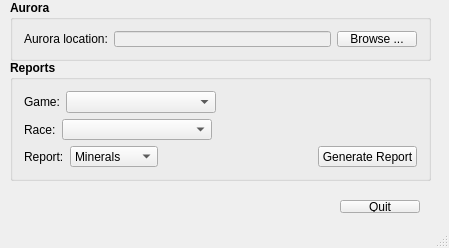
This is qt/mainwindow.ui in larzm42/AuroraReports as Qt 5 draws it before an edit. The edited form follows.
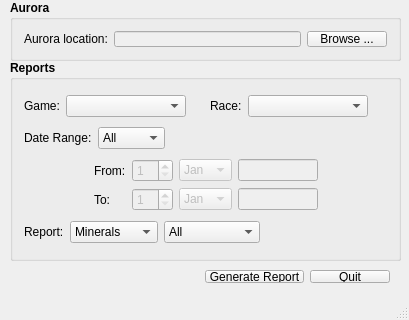
This is the edited form. Icons and pictures are not drawn.

Commit message: Add date range and mineral subreports.

```diff
--- a/qt/mainwindow.ui
+++ b/qt/mainwindow.ui
@@ -6,8 +6,8 @@
    <rect>
     <x>0</x>
     <y>0</y>
-    <width>449</width>
-    <height>248</height>
+    <width>409</width>
+    <height>320</height>
    </rect>
   </property>
   <property name="windowTitle">
@@ -23,7 +23,7 @@
      <rect>
       <x>10</x>
       <y>0</y>
-      <width>421</width>
+      <width>391</width>
       <height>61</height>
      </rect>
     </property>
@@ -88,13 +88,13 @@
    <widget class="QWidget" name="layoutWidget">
     <property name="geometry">
      <rect>
-      <x>20</x>
-      <y>190</y>
-      <width>411</width>
+      <x>40</x>
+      <y>260</y>
+      <width>361</width>
       <height>34</height>
      </rect>
     </property>
-    <layout class="QHBoxLayout" name="horizontalLayout_11" stretch="0,0">
+    <layout class="QHBoxLayout" name="horizontalLayout_11" stretch="0,0,0">
      <property name="topMargin">
       <number>10</number>
      </property>
@@ -111,6 +111,19 @@
        </property>
       </spacer>
      </item>
+     <item>
+      <widget class="QPushButton" name="generateReportButton">
+       <property name="font">
+        <font>
+         <weight>50</weight>
+         <bold>false</bold>
+        </font>
+       </property>
+       <property name="text">
+        <string>Generate Report</string>
+       </property>
+      </widget>
+     </item>
      <item>
       <widget class="QPushButton" name="quitButton">
        <property name="text">
@@ -125,8 +138,8 @@
      <rect>
       <x>10</x>
       <y>60</y>
-      <width>421</width>
-      <height>121</height>
+      <width>391</width>
+      <height>201</height>
      </rect>
     </property>
     <property name="font">
@@ -158,7 +171,7 @@
         <widget class="QComboBox" name="gameComboBox">
          <property name="minimumSize">
           <size>
-           <width>150</width>
+           <width>120</width>
            <height>0</height>
           </size>
          </property>
@@ -171,7 +184,7 @@
         </widget>
        </item>
        <item>
-        <spacer name="horizontalSpacer_17">
+        <spacer name="horizontalSpacer_4">
          <property name="orientation">
           <enum>Qt::Horizontal</enum>
          </property>
@@ -183,12 +196,8 @@
          </property>
         </spacer>
        </item>
-      </layout>
-     </item>
-     <item>
-      <layout class="QHBoxLayout" name="horizontalLayout_18">
        <item>
-        <widget class="QLabel" name="label_17">
+        <widget class="QLabel" name="label_19">
          <property name="font">
           <font>
            <weight>50</weight>
@@ -204,7 +213,7 @@
         <widget class="QComboBox" name="raceComboBox">
          <property name="minimumSize">
           <size>
-           <width>150</width>
+           <width>120</width>
            <height>0</height>
           </size>
          </property>
@@ -217,7 +226,347 @@
         </widget>
        </item>
        <item>
-        <spacer name="horizontalSpacer_18">
+        <spacer name="horizontalSpacer_17">
+         <property name="orientation">
+          <enum>Qt::Horizontal</enum>
+         </property>
+         <property name="sizeHint" stdset="0">
+          <size>
+           <width>40</width>
+           <height>20</height>
+          </size>
+         </property>
+        </spacer>
+       </item>
+      </layout>
+     </item>
+     <item>
+      <layout class="QHBoxLayout" name="horizontalLayout">
+       <item>
+        <widget class="QLabel" name="label">
+         <property name="font">
+          <font>
+           <weight>50</weight>
+           <bold>false</bold>
+          </font>
+         </property>
+         <property name="text">
+          <string>Date Range:</string>
+         </property>
+        </widget>
+       </item>
+       <item>
+        <widget class="QComboBox" name="dateComboBox">
+         <property name="font">
+          <font>
+           <weight>50</weight>
+           <bold>false</bold>
+          </font>
+         </property>
+         <item>
+          <property name="text">
+           <string>All</string>
+          </property>
+         </item>
+         <item>
+          <property name="text">
+           <string>Range</string>
+          </property>
+         </item>
+        </widget>
+       </item>
+       <item>
+        <spacer name="horizontalSpacer_3">
+         <property name="orientation">
+          <enum>Qt::Horizontal</enum>
+         </property>
+         <property name="sizeHint" stdset="0">
+          <size>
+           <width>40</width>
+           <height>20</height>
+          </size>
+         </property>
+        </spacer>
+       </item>
+      </layout>
+     </item>
+     <item>
+      <layout class="QGridLayout" name="gridLayout">
+       <item row="0" column="1">
+        <widget class="QLabel" name="label_3">
+         <property name="font">
+          <font>
+           <weight>50</weight>
+           <bold>false</bold>
+          </font>
+         </property>
+         <property name="text">
+          <string>From:</string>
+         </property>
+        </widget>
+       </item>
+       <item row="0" column="2">
+        <widget class="QSpinBox" name="startDateSpinBox">
+         <property name="enabled">
+          <bool>false</bool>
+         </property>
+         <property name="font">
+          <font>
+           <weight>50</weight>
+           <bold>false</bold>
+          </font>
+         </property>
+         <property name="minimum">
+          <number>1</number>
+         </property>
+         <property name="maximum">
+          <number>30</number>
+         </property>
+        </widget>
+       </item>
+       <item row="0" column="4">
+        <widget class="QLineEdit" name="startDateText">
+         <property name="enabled">
+          <bool>false</bool>
+         </property>
+         <property name="maximumSize">
+          <size>
+           <width>80</width>
+           <height>16777215</height>
+          </size>
+         </property>
+         <property name="font">
+          <font>
+           <weight>50</weight>
+           <bold>false</bold>
+          </font>
+         </property>
+        </widget>
+       </item>
+       <item row="2" column="1">
+        <widget class="QLabel" name="label_2">
+         <property name="font">
+          <font>
+           <weight>50</weight>
+           <bold>false</bold>
+          </font>
+         </property>
+         <property name="text">
+          <string>To:</string>
+         </property>
+        </widget>
+       </item>
+       <item row="2" column="2">
+        <widget class="QSpinBox" name="endDateSpinBox">
+         <property name="enabled">
+          <bool>false</bool>
+         </property>
+         <property name="font">
+          <font>
+           <weight>50</weight>
+           <bold>false</bold>
+          </font>
+         </property>
+         <property name="minimum">
+          <number>1</number>
+         </property>
+         <property name="maximum">
+          <number>30</number>
+         </property>
+        </widget>
+       </item>
+       <item row="0" column="3">
+        <widget class="QComboBox" name="startDateComboBox">
+         <property name="enabled">
+          <bool>false</bool>
+         </property>
+         <property name="maximumSize">
+          <size>
+           <width>60</width>
+           <height>16777215</height>
+          </size>
+         </property>
+         <property name="font">
+          <font>
+           <weight>50</weight>
+           <bold>false</bold>
+          </font>
+         </property>
+         <item>
+          <property name="text">
+           <string>Jan</string>
+          </property>
+         </item>
+         <item>
+          <property name="text">
+           <string>Feb</string>
+          </property>
+         </item>
+         <item>
+          <property name="text">
+           <string>Mar</string>
+          </property>
+         </item>
+         <item>
+          <property name="text">
+           <string>Apr</string>
+          </property>
+         </item>
+         <item>
+          <property name="text">
+           <string>May</string>
+          </property>
+         </item>
+         <item>
+          <property name="text">
+           <string>Jun</string>
+          </property>
+         </item>
+         <item>
+          <property name="text">
+           <string>Jul</string>
+          </property>
+         </item>
+         <item>
+          <property name="text">
+           <string>Aug</string>
+          </property>
+         </item>
+         <item>
+          <property name="text">
+           <string>Sep</string>
+          </property>
+         </item>
+         <item>
+          <property name="text">
+           <string>Oct</string>
+          </property>
+         </item>
+         <item>
+          <property name="text">
+           <string>Nov</string>
+          </property>
+         </item>
+         <item>
+          <property name="text">
+           <string>Dec</string>
+          </property>
+         </item>
+        </widget>
+       </item>
+       <item row="2" column="3">
+        <widget class="QComboBox" name="endDateComboBox">
+         <property name="enabled">
+          <bool>false</bool>
+         </property>
+         <property name="maximumSize">
+          <size>
+           <width>60</width>
+           <height>16777215</height>
+          </size>
+         </property>
+         <property name="font">
+          <font>
+           <weight>50</weight>
+           <bold>false</bold>
+          </font>
+         </property>
+         <item>
+          <property name="text">
+           <string>Jan</string>
+          </property>
+         </item>
+         <item>
+          <property name="text">
+           <string>Feb</string>
+          </property>
+         </item>
+         <item>
+          <property name="text">
+           <string>Mar</string>
+          </property>
+         </item>
+         <item>
+          <property name="text">
+           <string>Apr</string>
+          </property>
+         </item>
+         <item>
+          <property name="text">
+           <string>May</string>
+          </property>
+         </item>
+         <item>
+          <property name="text">
+           <string>Jun</string>
+          </property>
+         </item>
+         <item>
+          <property name="text">
+           <string>Jul</string>
+          </property>
+         </item>
+         <item>
+          <property name="text">
+           <string>Aug</string>
+          </property>
+         </item>
+         <item>
+          <property name="text">
+           <string>Sep</string>
+          </property>
+         </item>
+         <item>
+          <property name="text">
+           <string>Oct</string>
+          </property>
+         </item>
+         <item>
+          <property name="text">
+           <string>Nov</string>
+          </property>
+         </item>
+         <item>
+          <property name="text">
+           <string>Dec</string>
+          </property>
+         </item>
+        </widget>
+       </item>
+       <item row="2" column="4">
+        <widget class="QLineEdit" name="endDateText">
+         <property name="enabled">
+          <bool>false</bool>
+         </property>
+         <property name="maximumSize">
+          <size>
+           <width>80</width>
+           <height>16777215</height>
+          </size>
+         </property>
+         <property name="font">
+          <font>
+           <weight>50</weight>
+           <bold>false</bold>
+          </font>
+         </property>
+        </widget>
+       </item>
+       <item row="0" column="0">
+        <spacer name="horizontalSpacer">
+         <property name="orientation">
+          <enum>Qt::Horizontal</enum>
+         </property>
+         <property name="sizeHint" stdset="0">
+          <size>
+           <width>40</width>
+           <height>20</height>
+          </size>
+         </property>
+        </spacer>
+       </item>
+       <item row="0" column="5">
+        <spacer name="horizontalSpacer_2">
          <property name="orientation">
           <enum>Qt::Horizontal</enum>
          </property>
@@ -276,6 +625,79 @@
          </item>
         </widget>
        </item>
+       <item>
+        <widget class="QComboBox" name="mineralComboBox">
+         <property name="enabled">
+          <bool>true</bool>
+         </property>
+         <property name="font">
+          <font>
+           <weight>50</weight>
+           <bold>false</bold>
+          </font>
+         </property>
+         <item>
+          <property name="text">
+           <string>All</string>
+          </property>
+         </item>
+         <item>
+          <property name="text">
+           <string>Duranium</string>
+          </property>
+         </item>
+         <item>
+          <property name="text">
+           <string>Neutronium</string>
+          </property>
+         </item>
+         <item>
+          <property name="text">
+           <string>Corbomite</string>
+          </property>
+         </item>
+         <item>
+          <property name="text">
+           <string>Tritanium</string>
+          </property>
+         </item>
+         <item>
+          <property name="text">
+           <string>Boronide</string>
+          </property>
+         </item>
+         <item>
+          <property name="text">
+           <string>Mercassium</string>
+          </property>
+         </item>
+         <item>
+          <property name="text">
+           <string>Vendarite</string>
+          </property>
+         </item>
+         <item>
+          <property name="text">
+           <string>Sorium</string>
+          </property>
+         </item>
+         <item>
+          <property name="text">
+           <string>Uridium</string>
+          </property>
+         </item>
+         <item>
+          <property name="text">
+           <string>Corundium</string>
+          </property>
+         </item>
+         <item>
+          <property name="text">
+           <string>Gallicite</string>
+          </property>
+         </item>
+        </widget>
+       </item>
        <item>
         <spacer name="horizontalSpacer_19">
          <property name="orientation">
@@ -289,19 +711,6 @@
          </property>
         </spacer>
        </item>
-       <item>
-        <widget class="QPushButton" name="generateReportButton">
-         <property name="font">
-          <font>
-           <weight>50</weight>
-           <bold>false</bold>
-          </font>
-         </property>
-         <property name="text">
-          <string>Generate Report</string>
-         </property>
-        </widget>
-       </item>
       </layout>
      </item>
     </layout>
```
The commit also changes 16 other files.
